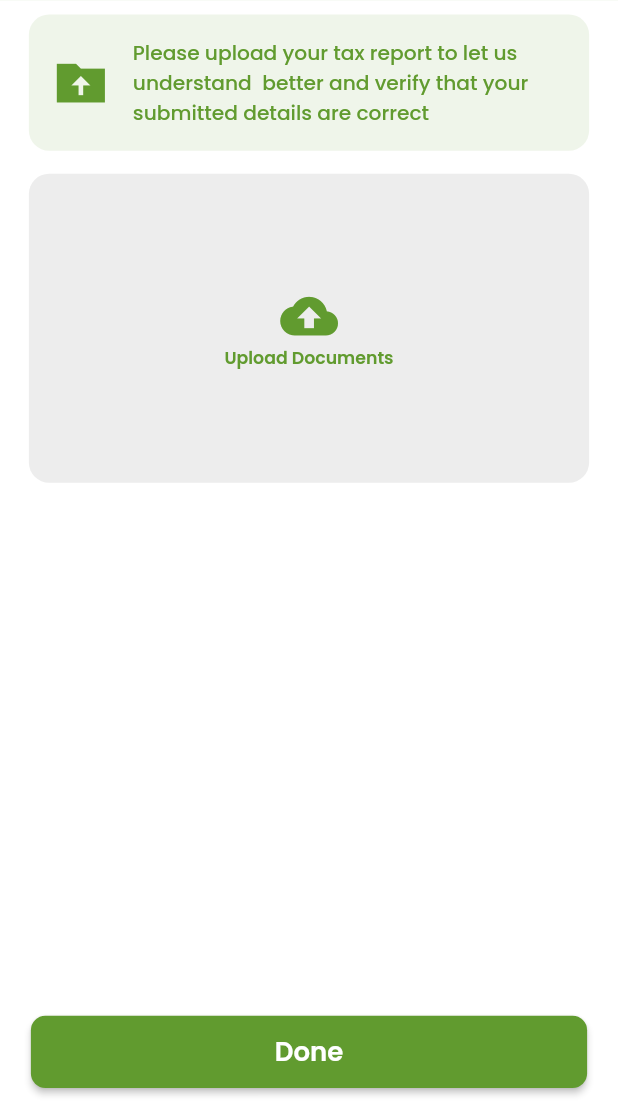
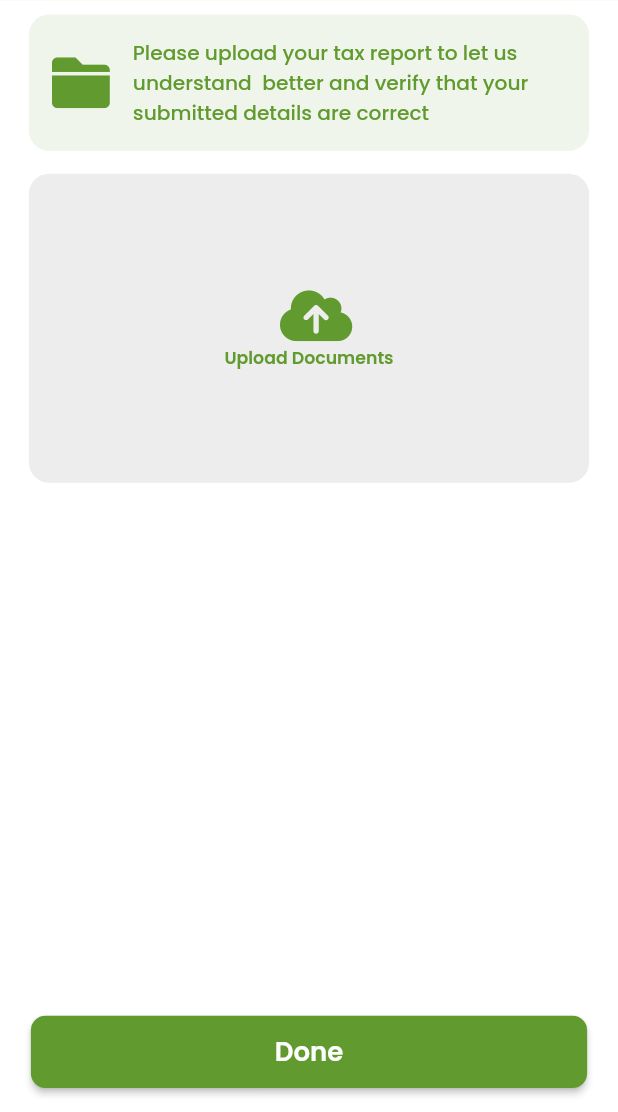
Before and after one commit to OssMess/fiverr_bayam, a Flutter app: the CompleteRegistrationFormC2 screen opened directly with empty values, on a phone screen of 412 x 824 dp, the part 124-1236 px from its top. Run offline on Flutter 3.47's test engine with Material 2 defaults, Android fonts, the phone set to English and light mode, and no system bars; our stand-ins replace badges, country_code_picker, flutter_screenutil, flutter_spinkit, flutter_svg, hive and 7 more; missing offline and left inert: phone_number, sweet_cookie_jar; accounts and stored records are empty; generated files the repository leaves out were written again; project files that could hold a hidden picture were left out.

Commit message:
Updated Icons

```diff
--- a/lib/src/mvc/view/screens/authentication/complete_registration_form_1.dart
+++ b/lib/src/mvc/view/screens/authentication/complete_registration_form_1.dart
@@ -132,7 +132,7 @@ class _CompleteRegistrationForm1State extends State<CompleteRegistrationForm1> {
                           keyboardType: TextInputType.datetime,
                           validator: Validators.validateNotNull,
                           textInputAction: TextInputAction.next,
-                          suffixIcon: Icons.calendar_month_outlined,
+                          suffixIcon: AwesomeIcons.calendar,
                           onTap: () => pickDate(dateController, dob).then(
                             (value) {
                               if (value == null) return;
@@ -186,7 +186,7 @@ class _CompleteRegistrationForm1State extends State<CompleteRegistrationForm1> {
                               mainAxisAlignment: MainAxisAlignment.center,
                               children: [
                                 Icon(
-                                  Icons.cloud_upload,
+                                  AwesomeIcons.cloud_arrow_up,
                                   color: Styles.green,
                                   size: 40.sp,
                                 ),
@@ -223,7 +223,7 @@ class _CompleteRegistrationForm1State extends State<CompleteRegistrationForm1> {
                           keyboardType: TextInputType.datetime,
                           validator: Validators.validateNotNull,
                           textInputAction: TextInputAction.next,
-                          suffixIcon: Icons.calendar_month_outlined,
+                          suffixIcon: AwesomeIcons.calendar,
                           onTap: () => pickDate(dateController, startup).then(
                             (value) {
                               if (value == null) return;
--- a/lib/src/mvc/view/screens/authentication/complete_registration_form_c2.dart
+++ b/lib/src/mvc/view/screens/authentication/complete_registration_form_c2.dart
@@ -79,7 +79,7 @@ class _CompleteRegistrationFormC2State
                       child: Row(
                         children: [
                           Icon(
-                            Icons.drive_folder_upload_sharp,
+                            AwesomeIcons.folder,
                             size: 40.sp,
                             color: Styles.green,
                           ),
@@ -117,7 +117,7 @@ class _CompleteRegistrationFormC2State
                           mainAxisAlignment: MainAxisAlignment.center,
                           children: [
                             Icon(
-                              Icons.cloud_upload,
+                              AwesomeIcons.cloud_arrow_up,
                               color: Styles.green,
                               size: 40.sp,
                             ),
--- a/lib/src/mvc/view/screens/authentication/complete_registration_form_p2.dart
+++ b/lib/src/mvc/view/screens/authentication/complete_registration_form_p2.dart
@@ -80,7 +80,7 @@ class _CompleteRegistrationFormP2State
                       child: Row(
                         children: [
                           Icon(
-                            Icons.badge,
+                            AwesomeIcons.id_card,
                             size: 40.sp,
                             color: Styles.green,
                           ),
--- a/lib/src/mvc/view/screens/authentication/complete_registration_form_p3.dart
+++ b/lib/src/mvc/view/screens/authentication/complete_registration_form_p3.dart
@@ -108,7 +108,7 @@ class _CompleteRegistrationFormP3State
                           ],
                         ),
                         child: Icon(
-                          Icons.photo_library_rounded,
+                          AwesomeIcons.image_gallery,
                           size: 50.w,
                           color: Styles.green,
                         ),
--- a/lib/src/mvc/view/screens/authentication/complete_registration_form_p4.dart
+++ b/lib/src/mvc/view/screens/authentication/complete_registration_form_p4.dart
@@ -104,7 +104,7 @@ class _CompleteRegistrationFormP4State
                               backgroundColor: Colors.white,
                               mini: true,
                               child: Icon(
-                                Icons.replay_outlined,
+                                AwesomeIcons.rotate_right,
                                 color: Styles.green,
                                 size: 24.sp,
                               ),
--- a/lib/src/mvc/view/screens/authentication/sign_up.dart
+++ b/lib/src/mvc/view/screens/authentication/sign_up.dart
@@ -87,7 +87,7 @@ class _SignUpState extends State<SignUp> {
                     NewTextFormField(
                       labelText: AppLocalizations.of(context)!.first_name_label,
                       hintText: AppLocalizations.of(context)!.first_name_hint,
-                      labelPrefixIcon: Icons.person_outline,
+                      labelPrefixIcon: AwesomeIcons.user_large_outlined,
                       keyboardType: TextInputType.name,
                       validator: Validators.validateNotNull,
                       onSaved: (value) {
@@ -99,7 +99,7 @@ class _SignUpState extends State<SignUp> {
                     NewTextFormField(
                       labelText: AppLocalizations.of(context)!.last_name_label,
                       hintText: AppLocalizations.of(context)!.last_name_hint,
-                      labelPrefixIcon: Icons.person_outline,
+                      labelPrefixIcon: AwesomeIcons.user_large_outlined,
                       keyboardType: TextInputType.name,
                       validator: Validators.validateNotNull,
                       onSaved: (value) {
```
